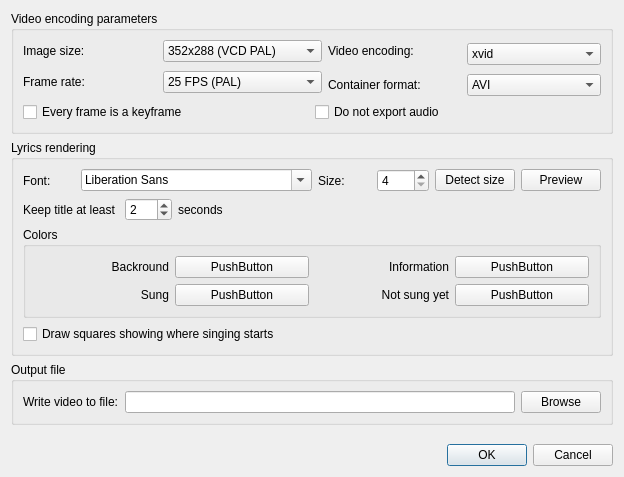
Old version of the form src/dialog_export_params.ui in the repository gyunaev/karlyriceditor.
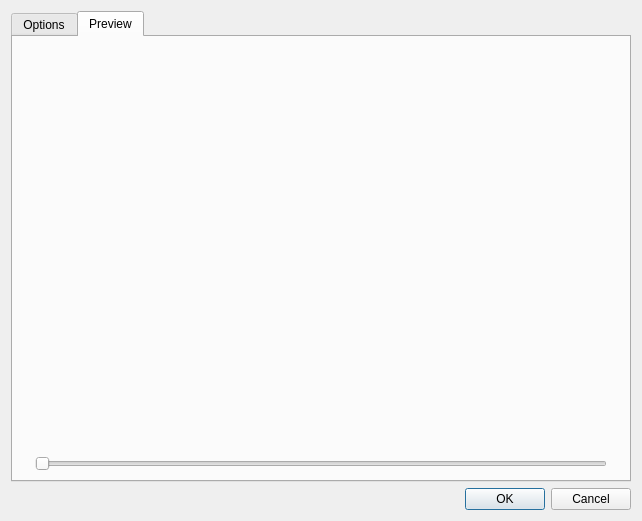
New version of the form. The open tabs and pages were chosen to show the change. Custom widgets are drawn as their Qt base class.

Commit message: - Video export preview works now

```diff
--- a/src/dialog_export_params.ui
+++ b/src/dialog_export_params.ui
@@ -6,14 +6,24 @@
    <rect>
     <x>0</x>
     <y>0</y>
-    <width>624</width>
-    <height>477</height>
+    <width>642</width>
+    <height>521</height>
    </rect>
   </property>
   <property name="windowTitle">
    <string>Specify video parameters</string>
   </property>
-  <layout class="QVBoxLayout" name="verticalLayout_2">
+  <layout class="QVBoxLayout" name="verticalLayout_4">
+   <item>
+    <widget class="QTabWidget" name="tabWidget">
+     <property name="currentIndex">
+      <number>0</number>
+     </property>
+     <widget class="QWidget" name="tab">
+      <attribute name="title">
+       <string>Options</string>
+      </attribute>
+      <layout class="QVBoxLayout" name="verticalLayout_3">
    <item>
     <widget class="QGroupBox" name="groupVideo">
      <property name="title">
@@ -231,7 +241,7 @@
         <item>
          <widget class="QPushButton" name="btnPreview">
           <property name="text">
-           <string>Preview</string>
+               <string>Test size</string>
           </property>
          </widget>
         </item>
@@ -411,10 +421,62 @@
      <property name="sizeHint" stdset="0">
       <size>
        <width>20</width>
-       <height>15</height>
+           <height>0</height>
       </size>
      </property>
     </spacer>
+       </item>
+      </layout>
+     </widget>
+     <widget class="QWidget" name="tab_2">
+      <attribute name="title">
+       <string>Preview</string>
+      </attribute>
+      <layout class="QVBoxLayout" name="verticalLayout_2">
+       <item>
+        <widget class="QLabel" name="lblImage">
+         <property name="sizePolicy">
+          <sizepolicy hsizetype="Preferred" vsizetype="Preferred">
+           <horstretch>0</horstretch>
+           <verstretch>5</verstretch>
+          </sizepolicy>
+         </property>
+         <property name="text">
+          <string/>
+         </property>
+        </widget>
+       </item>
+       <item>
+        <layout class="QHBoxLayout" name="horizontalLayout_3">
+         <item>
+          <widget class="QLabel" name="lblCurrent">
+           <property name="text">
+            <string/>
+           </property>
+          </widget>
+         </item>
+         <item>
+          <widget class="QSlider" name="seekSlider">
+           <property name="maximum">
+            <number>199</number>
+           </property>
+           <property name="orientation">
+            <enum>Qt::Horizontal</enum>
+           </property>
+          </widget>
+         </item>
+         <item>
+          <widget class="QLabel" name="lblTotal">
+           <property name="text">
+            <string/>
+           </property>
+          </widget>
+         </item>
+        </layout>
+       </item>
+      </layout>
+     </widget>
+    </widget>
    </item>
    <item>
     <widget class="QDialogButtonBox" name="buttonBox">
```
Left out of the diff: 2 changed lines with no effect on the pictures. Lines whose indentation alone changed are shown as unchanged. The commit also changes 11 other files.
